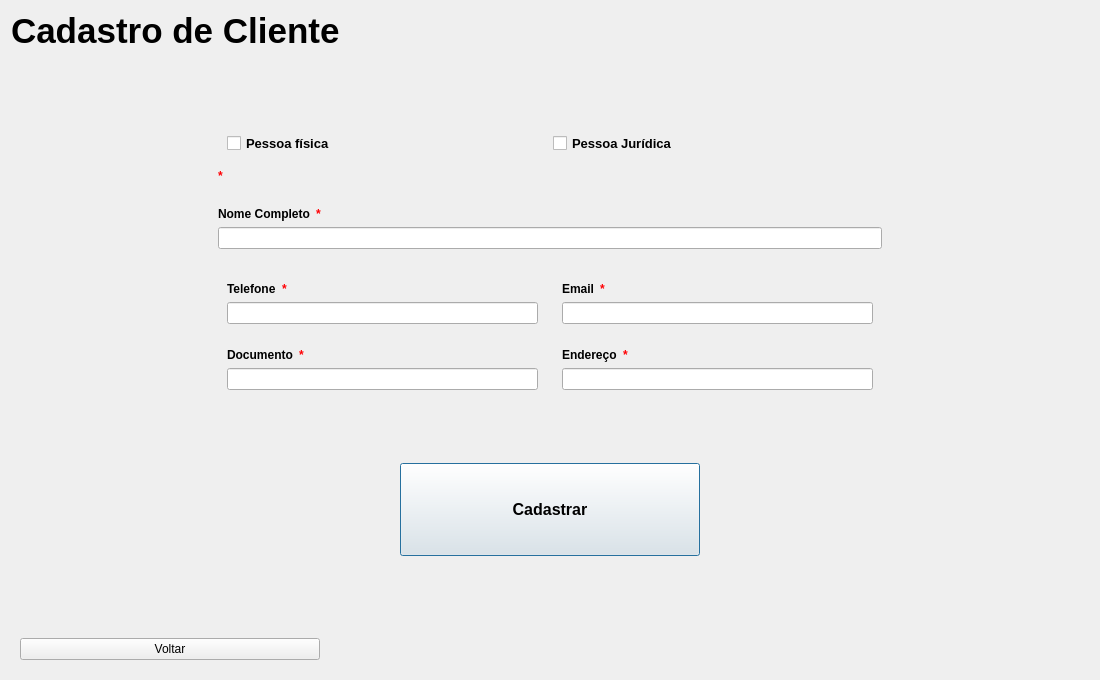
The window that telacadastrocliente.ui (EduardoHaagP/ProjetoPOO) describes before a commit, drawn with Qt 5.
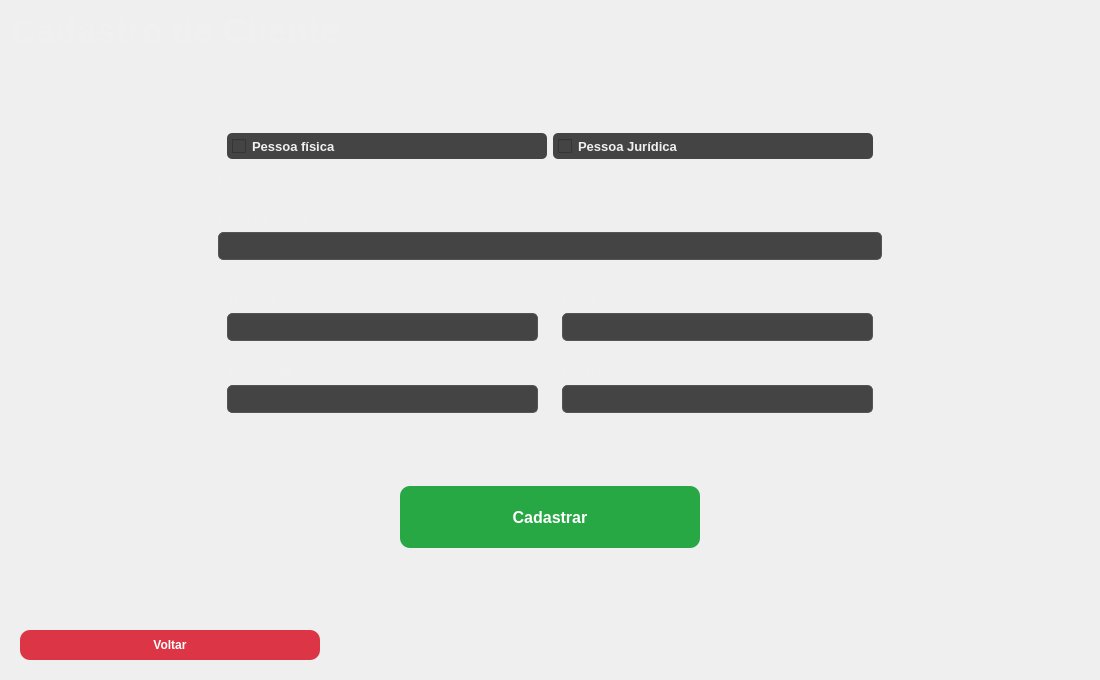
The same window after the commit.

```diff
--- a/telacadastrocliente.ui
+++ b/telacadastrocliente.ui
@@ -17,7 +17,73 @@
    <string>Dialog</string>
   </property>
   <property name="styleSheet">
-   <string notr="true"/>
+   <string notr="true">/* === FUNDO DAS TELAS === */
+QDialog[objectName=&quot;TelaCadastroCliente&quot;] {
+    background-color: #252525;
+}
+
+/* === TEXTOS (LABELS) === */
+QLabel {
+    color: #F0F0F0; /* Texto claro (quase branco) */
+}
+/* Título principal da tela */
+QLabel[objectName=&quot;txt&quot;] {
+    font-size: 26pt;
+    font-weight: bold;
+}
+
+/* === CAIXAS DE INPUT E SELEÇÃO (QLineEdit, QComboBox) === */
+QLineEdit, QComboBox, QCheckBox {
+    background-color: #444444; /* Fundo do input */
+    color: #F0F0F0;           /* Texto do input */
+    border: 1px solid #555555;
+    border-radius: 5px;
+    padding: 5px;
+}
+QLineEdit:focus, QComboBox:focus, QCheckBox:focus {
+    border: 1px solid #E67E22; /* Laranja ao focar */
+}
+QCheckBox {
+    border: none; /* Checkbox não precisa de borda */
+}
+
+/* === 1. BOTAO DE ACAO (VERMELHO) === */
+/* Usado para &quot;Voltar&quot; */
+QPushButton#botVoltar {
+    background-color: #DC3545; /* Vermelho &quot;perigo&quot; */
+    color: white;
+    border-radius: 10px; /* Bordas arredondadas */
+    padding: 8px;
+    font-weight: bold;
+}
+QPushButton#botVoltar:hover {
+    background-color: #C82333;
+}
+QPushButton#botVoltar:pressed {
+    background-color: #A71D2A;
+}
+
+/* === 2. BOTAO DE CONFIRMACAO (VERDE) === */
+/* Usado para &quot;Cadastrar&quot; */
+QPushButton#botCadastro {
+    background-color: #28A745; /* Verde &quot;sucesso&quot; */
+    color: white;
+    border-radius: 10px;
+    padding: 8px;
+    font-weight: bold;
+}
+QPushButton#botCadastro:hover {
+    background-color: #218838;
+}
+QPushButton#botCadastro:pressed {
+    background-color: #1E7E34;
+}
+
+/* === 3. LABELS DE ERRO === */
+/* Pinta todas as labels de erro de vermelho */
+QLabel[objectName^=&quot;erro&quot;] { /* ex: erroNome, erroDocumento */
+    color: #DC3545; /* Vermelho */
+}</string>
   </property>
   <layout class="QVBoxLayout" name="verticalLayout">
    <item>
@@ -150,27 +216,27 @@
                  <colorrole role="WindowText">
                   <brush brushstyle="SolidPattern">
                    <color alpha="255">
-                    <red>255</red>
-                    <green>0</green>
-                    <blue>4</blue>
+                    <red>220</red>
+                    <green>53</green>
+                    <blue>69</blue>
                    </color>
                   </brush>
                  </colorrole>
                  <colorrole role="Text">
                   <brush brushstyle="SolidPattern">
                    <color alpha="255">
-                    <red>0</red>
-                    <green>0</green>
-                    <blue>0</blue>
+                    <red>220</red>
+                    <green>53</green>
+                    <blue>69</blue>
                    </color>
                   </brush>
                  </colorrole>
                  <colorrole role="ButtonText">
                   <brush brushstyle="SolidPattern">
                    <color alpha="255">
-                    <red>0</red>
-                    <green>0</green>
-                    <blue>0</blue>
+                    <red>220</red>
+                    <green>53</green>
+                    <blue>69</blue>
                    </color>
                   </brush>
                  </colorrole>
@@ -183,32 +249,41 @@
                    </color>
                   </brush>
                  </colorrole>
+                 <colorrole role="PlaceholderText">
+                  <brush brushstyle="SolidPattern">
+                   <color alpha="128">
+                    <red>220</red>
+                    <green>53</green>
+                    <blue>69</blue>
+                   </color>
+                  </brush>
+                 </colorrole>
                 </active>
                 <inactive>
                  <colorrole role="WindowText">
                   <brush brushstyle="SolidPattern">
                    <color alpha="255">
-                    <red>255</red>
-                    <green>0</green>
-                    <blue>4</blue>
+                    <red>220</red>
+                    <green>53</green>
+                    <blue>69</blue>
                    </color>
                   </brush>
                  </colorrole>
                  <colorrole role="Text">
                   <brush brushstyle="SolidPattern">
                    <color alpha="255">
-                    <red>0</red>
-                    <green>0</green>
-                    <blue>0</blue>
+                    <red>220</red>
+                    <green>53</green>
+                    <blue>69</blue>
                    </color>
                   </brush>
                  </colorrole>
                  <colorrole role="ButtonText">
                   <brush brushstyle="SolidPattern">
                    <color alpha="255">
-                    <red>0</red>
-                    <green>0</green>
-                    <blue>0</blue>
+                    <red>220</red>
+                    <green>53</green>
+                    <blue>69</blue>
                    </color>
                   </brush>
                  </colorrole>
@@ -221,8 +296,44 @@
                    </color>
                   </brush>
                  </colorrole>
+                 <colorrole role="PlaceholderText">
+                  <brush brushstyle="SolidPattern">
+                   <color alpha="128">
+                    <red>220</red>
+                    <green>53</green>
+                    <blue>69</blue>
+                   </color>
+                  </brush>
+                 </colorrole>
                 </inactive>
                 <disabled>
+                 <colorrole role="WindowText">
+                  <brush brushstyle="SolidPattern">
+                   <color alpha="255">
+                    <red>220</red>
+                    <green>53</green>
+                    <blue>69</blue>
+                   </color>
+                  </brush>
+                 </colorrole>
+                 <colorrole role="Text">
+                  <brush brushstyle="SolidPattern">
+                   <color alpha="255">
+                    <red>220</red>
+                    <green>53</green>
+                    <blue>69</blue>
+                   </color>
+                  </brush>
+                 </colorrole>
+                 <colorrole role="ButtonText">
+                  <brush brushstyle="SolidPattern">
+                   <color alpha="255">
+                    <red>220</red>
+                    <green>53</green>
+                    <blue>69</blue>
+                   </color>
+                  </brush>
+                 </colorrole>
                  <colorrole role="ToolTipText">
                   <brush brushstyle="SolidPattern">
                    <color alpha="255">
@@ -232,6 +343,15 @@
                    </color>
                   </brush>
                  </colorrole>
+                 <colorrole role="PlaceholderText">
+                  <brush brushstyle="SolidPattern">
+                   <color alpha="128">
+                    <red>220</red>
+                    <green>53</green>
+                    <blue>69</blue>
+                   </color>
+                  </brush>
+                 </colorrole>
                 </disabled>
                </palette>
               </property>
@@ -287,27 +407,27 @@
                  <colorrole role="WindowText">
                   <brush brushstyle="SolidPattern">
                    <color alpha="255">
-                    <red>255</red>
-                    <green>0</green>
-                    <blue>4</blue>
+                    <red>220</red>
+                    <green>53</green>
+                    <blue>69</blue>
                    </color>
                   </brush>
                  </colorrole>
                  <colorrole role="Text">
                   <brush brushstyle="SolidPattern">
                    <color alpha="255">
-                    <red>0</red>
-                    <green>0</green>
-                    <blue>0</blue>
+                    <red>220</red>
+                    <green>53</green>
+                    <blue>69</blue>
                    </color>
                   </brush>
                  </colorrole>
                  <colorrole role="ButtonText">
                   <brush brushstyle="SolidPattern">
                    <color alpha="255">
-                    <red>0</red>
-                    <green>0</green>
-                    <blue>0</blue>
+                    <red>220</red>
+                    <green>53</green>
+                    <blue>69</blue>
                    </color>
                   </brush>
                  </colorrole>
@@ -320,32 +440,41 @@
                    </color>
                   </brush>
                  </colorrole>
+                 <colorrole role="PlaceholderText">
+                  <brush brushstyle="SolidPattern">
+                   <color alpha="128">
+                    <red>220</red>
+                    <green>53</green>
+                    <blue>69</blue>
+                   </color>
+                  </brush>
+                 </colorrole>
                 </active>
                 <inactive>
                  <colorrole role="WindowText">
                   <brush brushstyle="SolidPattern">
                    <color alpha="255">
-                    <red>255</red>
-                    <green>0</green>
-                    <blue>4</blue>
+                    <red>220</red>
+                    <green>53</green>
+                    <blue>69</blue>
                    </color>
                   </brush>
                  </colorrole>
                  <colorrole role="Text">
                   <brush brushstyle="SolidPattern">
                    <color alpha="255">
-                    <red>0</red>
-                    <green>0</green>
-                    <blue>0</blue>
+                    <red>220</red>
+                    <green>53</green>
+                    <blue>69</blue>
                    </color>
                   </brush>
                  </colorrole>
                  <colorrole role="ButtonText">
                   <brush brushstyle="SolidPattern">
                    <color alpha="255">
-                    <red>0</red>
-                    <green>0</green>
-                    <blue>0</blue>
+                    <red>220</red>
+                    <green>53</green>
+                    <blue>69</blue>
                    </color>
                   </brush>
                  </colorrole>
@@ -358,8 +487,44 @@
                    </color>
                   </brush>
                  </colorrole>
+                 <colorrole role="PlaceholderText">
+                  <brush brushstyle="SolidPattern">
+                   <color alpha="128">
+                    <red>220</red>
+                    <green>53</green>
+                    <blue>69</blue>
+                   </color>
+                  </brush>
+                 </colorrole>
                 </inactive>
                 <disabled>
+                 <colorrole role="WindowText">
+                  <brush brushstyle="SolidPattern">
+                   <color alpha="255">
+                    <red>220</red>
+                    <green>53</green>
+                    <blue>69</blue>
+                   </color>
+                  </brush>
+                 </colorrole>
+                 <colorrole role="Text">
+                  <brush brushstyle="SolidPattern">
+                   <color alpha="255">
+                    <red>220</red>
+                    <green>53</green>
+                    <blue>69</blue>
+                   </color>
+                  </brush>
+                 </colorrole>
+                 <colorrole role="ButtonText">
+                  <brush brushstyle="SolidPattern">
+                   <color alpha="255">
+                    <red>220</red>
+                    <green>53</green>
+                    <blue>69</blue>
+                   </color>
+                  </brush>
+                 </colorrole>
                  <colorrole role="ToolTipText">
                   <brush brushstyle="SolidPattern">
                    <color alpha="255">
@@ -369,6 +534,15 @@
                    </color>
                   </brush>
                  </colorrole>
+                 <colorrole role="PlaceholderText">
+                  <brush brushstyle="SolidPattern">
+                   <color alpha="128">
+                    <red>220</red>
+                    <green>53</green>
+                    <blue>69</blue>
+                   </color>
+                  </brush>
+                 </colorrole>
                 </disabled>
                </palette>
               </property>
@@ -424,27 +598,27 @@
                     <colorrole role="WindowText">
                      <brush brushstyle="SolidPattern">
                       <color alpha="255">
-                       <red>255</red>
-                       <green>0</green>
-                       <blue>4</blue>
+                       <red>220</red>
+                       <green>53</green>
+                       <blue>69</blue>
                       </color>
                      </brush>
                     </colorrole>
                     <colorrole role="Text">
                      <brush brushstyle="SolidPattern">
                       <color alpha="255">
-                       <red>0</red>
-                       <green>0</green>
-                       <blue>0</blue>
+                       <red>220</red>
+                       <green>53</green>
+                       <blue>69</blue>
                       </color>
                      </brush>
                     </colorrole>
                     <colorrole role="ButtonText">
                      <brush brushstyle="SolidPattern">
                       <color alpha="255">
-                       <red>0</red>
-                       <green>0</green>
-                       <blue>0</blue>
+                       <red>220</red>
+                       <green>53</green>
+                       <blue>69</blue>
                       </color>
                      </brush>
                     </colorrole>
@@ -457,32 +631,41 @@
                       </color>
                      </brush>
                     </colorrole>
+                    <colorrole role="PlaceholderText">
+                     <brush brushstyle="SolidPattern">
+                      <color alpha="128">
+                       <red>220</red>
+                       <green>53</green>
+                       <blue>69</blue>
+                      </color>
+                     </brush>
+                    </colorrole>
                    </active>
                    <inactive>
                     <colorrole role="WindowText">
                      <brush brushstyle="SolidPattern">
                       <color alpha="255">
-                       <red>255</red>
-                       <green>0</green>
-                       <blue>4</blue>
+                       <red>220</red>
+                       <green>53</green>
+                       <blue>69</blue>
                       </color>
                      </brush>
                     </colorrole>
                     <colorrole role="Text">
                      <brush brushstyle="SolidPattern">
                       <color alpha="255">
-                       <red>0</red>
-                       <green>0</green>
-                       <blue>0</blue>
+                       <red>220</red>
+                       <green>53</green>
+                       <blue>69</blue>
                       </color>
                      </brush>
                     </colorrole>
                     <colorrole role="ButtonText">
                      <brush brushstyle="SolidPattern">
                       <color alpha="255">
-                       <red>0</red>
-                       <green>0</green>
-                       <blue>0</blue>
+                       <red>220</red>
+                       <green>53</green>
+                       <blue>69</blue>
                       </color>
                      </brush>
                     </colorrole>
@@ -495,8 +678,44 @@
                       </color>
                      </brush>
                     </colorrole>
+                    <colorrole role="PlaceholderText">
+                     <brush brushstyle="SolidPattern">
+                      <color alpha="128">
+                       <red>220</red>
+                       <green>53</green>
+                       <blue>69</blue>
+                      </color>
+                     </brush>
+                    </colorrole>
                    </inactive>
                    <disabled>
+                    <colorrole role="WindowText">
+                     <brush brushstyle="SolidPattern">
+                      <color alpha="255">
+                       <red>220</red>
+                       <green>53</green>
+                       <blue>69</blue>
+                      </color>
+                     </brush>
+                    </colorrole>
+                    <colorrole role="Text">
+                     <brush brushstyle="SolidPattern">
+                      <color alpha="255">
+                       <red>220</red>
+                       <green>53</green>
+                       <blue>69</blue>
+                      </color>
+                     </brush>
+                    </colorrole>
+                    <colorrole role="ButtonText">
+                     <brush brushstyle="SolidPattern">
+                      <color alpha="255">
+                       <red>220</red>
+                       <green>53</green>
+                       <blue>69</blue>
+                      </color>
+                     </brush>
+                    </colorrole>
                     <colorrole role="ToolTipText">
                      <brush brushstyle="SolidPattern">
                       <color alpha="255">
@@ -506,6 +725,15 @@
                       </color>
                      </brush>
                     </colorrole>
+                    <colorrole role="PlaceholderText">
+                     <brush brushstyle="SolidPattern">
+                      <color alpha="128">
+                       <red>220</red>
+                       <green>53</green>
+                       <blue>69</blue>
+                      </color>
+                     </brush>
+                    </colorrole>
                    </disabled>
                   </palette>
                  </property>
@@ -537,27 +765,27 @@
                     <colorrole role="WindowText">
                      <brush brushstyle="SolidPattern">
                       <color alpha="255">
-                       <red>255</red>
-                       <green>0</green>
-                       <blue>4</blue>
+                       <red>220</red>
+                       <green>53</green>
+                       <blue>69</blue>
                       </color>
                      </brush>
                     </colorrole>
                     <colorrole role="Text">
                      <brush brushstyle="SolidPattern">
                       <color alpha="255">
-                       <red>0</red>
-                       <green>0</green>
-                       <blue>0</blue>
+                       <red>220</red>
+                       <green>53</green>
+                       <blue>69</blue>
                       </color>
                      </brush>
                     </colorrole>
                     <colorrole role="ButtonText">
                      <brush brushstyle="SolidPattern">
                       <color alpha="255">
-                       <red>0</red>
-                       <green>0</green>
-                       <blue>0</blue>
+                       <red>220</red>
+                       <green>53</green>
+                       <blue>69</blue>
                       </color>
                      </brush>
                     </colorrole>
@@ -570,32 +798,41 @@
                       </color>
                      </brush>
                     </colorrole>
+                    <colorrole role="PlaceholderText">
+                     <brush brushstyle="SolidPattern">
+                      <color alpha="128">
+                       <red>220</red>
+                       <green>53</green>
+                       <blue>69</blue>
+                      </color>
+                     </brush>
+                    </colorrole>
                    </active>
                    <inactive>
                     <colorrole role="WindowText">
                      <brush brushstyle="SolidPattern">
                       <color alpha="255">
-                       <red>255</red>
-                       <green>0</green>
-                       <blue>4</blue>
+                       <red>220</red>
+                       <green>53</green>
+                       <blue>69</blue>
                       </color>
                      </brush>
                     </colorrole>
                     <colorrole role="Text">
                      <brush brushstyle="SolidPattern">
                       <color alpha="255">
-                       <red>0</red>
-                       <green>0</green>
-                       <blue>0</blue>
+                       <red>220</red>
+                       <green>53</green>
+                       <blue>69</blue>
                       </color>
                      </brush>
                     </colorrole>
                     <colorrole role="ButtonText">
                      <brush brushstyle="SolidPattern">
                       <color alpha="255">
-                       <red>0</red>
-                       <green>0</green>
-                       <blue>0</blue>
+                       <red>220</red>
+                       <green>53</green>
+                       <blue>69</blue>
                       </color>
                      </brush>
                     </colorrole>
@@ -608,8 +845,44 @@
                       </color>
                      </brush>
                     </colorrole>
+                    <colorrole role="PlaceholderText">
+                     <brush brushstyle="SolidPattern">
+                      <color alpha="128">
+                       <red>220</red>
+                       <green>53</green>
+                       <blue>69</blue>
+                      </color>
+                     </brush>
+                    </colorrole>
                    </inactive>
                    <disabled>
+                    <colorrole role="WindowText">
+                     <brush brushstyle="SolidPattern">
+                      <color alpha="255">
+                       <red>220</red>
+                       <green>53</green>
+                       <blue>69</blue>
+                      </color>
+                     </brush>
+                    </colorrole>
+                    <colorrole role="Text">
+                     <brush brushstyle="SolidPattern">
+                      <color alpha="255">
+                       <red>220</red>
+                       <green>53</green>
+                       <blue>69</blue>
+                      </color>
+                     </brush>
+                    </colorrole>
+                    <colorrole role="ButtonText">
+                     <brush brushstyle="SolidPattern">
+                      <color alpha="255">
+                       <red>220</red>
+                       <green>53</green>
+                       <blue>69</blue>
+                      </color>
+                     </brush>
+                    </colorrole>
                     <colorrole role="ToolTipText">
                      <brush brushstyle="SolidPattern">
                       <color alpha="255">
@@ -619,6 +892,15 @@
                       </color>
                      </brush>
                     </colorrole>
+                    <colorrole role="PlaceholderText">
+                     <brush brushstyle="SolidPattern">
+                      <color alpha="128">
+                       <red>220</red>
+                       <green>53</green>
+                       <blue>69</blue>
+                      </color>
+                     </brush>
+                    </colorrole>
                    </disabled>
                   </palette>
                  </property>
@@ -686,27 +968,27 @@
                     <colorrole role="WindowText">
                      <brush brushstyle="SolidPattern">
                       <color alpha="255">
-                       <red>255</red>
-                       <green>0</green>
-                       <blue>4</blue>
+                       <red>220</red>
+                       <green>53</green>
+                       <blue>69</blue>
                       </color>
                      </brush>
                     </colorrole>
                     <colorrole role="Text">
                      <brush brushstyle="SolidPattern">
                       <color alpha="255">
-                       <red>0</red>
-                       <green>0</green>
-                       <blue>0</blue>
+                       <red>220</red>
+                       <green>53</green>
+                       <blue>69</blue>
                       </color>
                      </brush>
                     </colorrole>
                     <colorrole role="ButtonText">
                      <brush brushstyle="SolidPattern">
                       <color alpha="255">
-                       <red>0</red>
-                       <green>0</green>
-                       <blue>0</blue>
+                       <red>220</red>
+                       <green>53</green>
+                       <blue>69</blue>
                       </color>
                      </brush>
                     </colorrole>
@@ -719,32 +1001,41 @@
                       </color>
                      </brush>
                     </colorrole>
+                    <colorrole role="PlaceholderText">
+                     <brush brushstyle="SolidPattern">
+                      <color alpha="128">
+                       <red>220</red>
+                       <green>53</green>
+                       <blue>69</blue>
+                      </color>
+                     </brush>
+                    </colorrole>
                    </active>
                    <inactive>
                     <colorrole role="WindowText">
                      <brush brushstyle="SolidPattern">
                       <color alpha="255">
-                       <red>255</red>
-                       <green>0</green>
-                       <blue>4</blue>
+                       <red>220</red>
+                       <green>53</green>
+                       <blue>69</blue>
                       </color>
                      </brush>
                     </colorrole>
                     <colorrole role="Text">
                      <brush brushstyle="SolidPattern">
                       <color alpha="255">
-                       <red>0</red>
-                       <green>0</green>
-                       <blue>0</blue>
+                       <red>220</red>
+                       <green>53</green>
+                       <blue>69</blue>
                       </color>
                      </brush>
                     </colorrole>
                     <colorrole role="ButtonText">
                      <brush brushstyle="SolidPattern">
                       <color alpha="255">
-                       <red>0</red>
-                       <green>0</green>
-                       <blue>0</blue>
+                       <red>220</red>
+                       <green>53</green>
+                       <blue>69</blue>
                       </color>
                      </brush>
                     </colorrole>
@@ -757,8 +1048,44 @@
                       </color>
                      </brush>
                     </colorrole>
+                    <colorrole role="PlaceholderText">
+                     <brush brushstyle="SolidPattern">
+                      <color alpha="128">
+                       <red>220</red>
+                       <green>53</green>
+                       <blue>69</blue>
+                      </color>
+                     </brush>
+                    </colorrole>
                    </inactive>
                    <disabled>
+                    <colorrole role="WindowText">
+                     <brush brushstyle="SolidPattern">
+                      <color alpha="255">
+                       <red>220</red>
+                       <green>53</green>
+                       <blue>69</blue>
+                      </color>
+                     </brush>
+                    </colorrole>
+                    <colorrole role="Text">
+                     <brush brushstyle="SolidPattern">
+                      <color alpha="255">
+                       <red>220</red>
+                       <green>53</green>
+                       <blue>69</blue>
+                      </color>
+                     </brush>
+                    </colorrole>
+                    <colorrole role="ButtonText">
+                     <brush brushstyle="SolidPattern">
+                      <color alpha="255">
+                       <red>220</red>
+                       <green>53</green>
+                       <blue>69</blue>
+                      </color>
+                     </brush>
+                    </colorrole>
                     <colorrole role="ToolTipText">
                      <brush brushstyle="SolidPattern">
                       <color alpha="255">
@@ -768,6 +1095,15 @@
                       </color>
                      </brush>
                     </colorrole>
+                    <colorrole role="PlaceholderText">
+                     <brush brushstyle="SolidPattern">
+                      <color alpha="128">
+                       <red>220</red>
+                       <green>53</green>
+                       <blue>69</blue>
+                      </color>
+                     </brush>
+                    </colorrole>
                    </disabled>
                   </palette>
                  </property>
@@ -802,27 +1138,27 @@
                     <colorrole role="WindowText">
                      <brush brushstyle="SolidPattern">
                       <color alpha="255">
-                       <red>255</red>
-                       <green>0</green>
-                       <blue>4</blue>
+                       <red>220</red>
+                       <green>53</green>
+                       <blue>69</blue>
                       </color>
                      </brush>
                     </colorrole>
                     <colorrole role="Text">
                      <brush brushstyle="SolidPattern">
                       <color alpha="255">
-                       <red>0</red>
-                       <green>0</green>
-                       <blue>0</blue>
+                       <red>220</red>
+                       <green>53</green>
+                       <blue>69</blue>
                       </color>
                      </brush>
                     </colorrole>
                     <colorrole role="ButtonText">
                      <brush brushstyle="SolidPattern">
                       <color alpha="255">
-                       <red>0</red>
-                       <green>0</green>
-                       <blue>0</blue>
+                       <red>220</red>
+                       <green>53</green>
+                       <blue>69</blue>
                       </color>
                      </brush>
                     </colorrole>
@@ -835,32 +1171,41 @@
                       </color>
                      </brush>
                     </colorrole>
+                    <colorrole role="PlaceholderText">
+                     <brush brushstyle="SolidPattern">
+                      <color alpha="128">
+                       <red>220</red>
+                       <green>53</green>
+                       <blue>69</blue>
+                      </color>
+                     </brush>
+                    </colorrole>
                    </active>
                    <inactive>
                     <colorrole role="WindowText">
                      <brush brushstyle="SolidPattern">
                       <color alpha="255">
-                       <red>255</red>
-                       <green>0</green>
-                       <blue>4</blue>
+                       <red>220</red>
+                       <green>53</green>
+                       <blue>69</blue>
                       </color>
                      </brush>
                     </colorrole>
                     <colorrole role="Text">
                      <brush brushstyle="SolidPattern">
                       <color alpha="255">
-                       <red>0</red>
-                       <green>0</green>
-                       <blue>0</blue>
+                       <red>220</red>
+                       <green>53</green>
+                       <blue>69</blue>
                       </color>
                      </brush>
                     </colorrole>
                     <colorrole role="ButtonText">
                      <brush brushstyle="SolidPattern">
                       <color alpha="255">
-                       <red>0</red>
-                       <green>0</green>
-                       <blue>0</blue>
+                       <red>220</red>
+                       <green>53</green>
+                       <blue>69</blue>
                       </color>
                      </brush>
                     </colorrole>
@@ -873,8 +1218,44 @@
                       </color>
                      </brush>
                     </colorrole>
+                    <colorrole role="PlaceholderText">
+                     <brush brushstyle="SolidPattern">
+                      <color alpha="128">
+                       <red>220</red>
+                       <green>53</green>
+                       <blue>69</blue>
+                      </color>
+                     </brush>
+                    </colorrole>
                    </inactive>
                    <disabled>
+                    <colorrole role="WindowText">
+                     <brush brushstyle="SolidPattern">
+                      <color alpha="255">
+                       <red>220</red>
+                       <green>53</green>
+                       <blue>69</blue>
+                      </color>
+                     </brush>
+                    </colorrole>
+                    <colorrole role="Text">
+                     <brush brushstyle="SolidPattern">
+                      <color alpha="255">
+                       <red>220</red>
+                       <green>53</green>
+                       <blue>69</blue>
+                      </color>
+                     </brush>
+                    </colorrole>
+                    <colorrole role="ButtonText">
+                     <brush brushstyle="SolidPattern">
+                      <color alpha="255">
+                       <red>220</red>
+                       <green>53</green>
+                       <blue>69</blue>
+                      </color>
+                     </brush>
+                    </colorrole>
                     <colorrole role="ToolTipText">
                      <brush brushstyle="SolidPattern">
                       <color alpha="255">
@@ -884,6 +1265,15 @@
                       </color>
                      </brush>
                     </colorrole>
+                    <colorrole role="PlaceholderText">
+                     <brush brushstyle="SolidPattern">
+                      <color alpha="128">
+                       <red>220</red>
+                       <green>53</green>
+                       <blue>69</blue>
+                      </color>
+                     </brush>
+                    </colorrole>
                    </disabled>
                   </palette>
                  </property>
```
